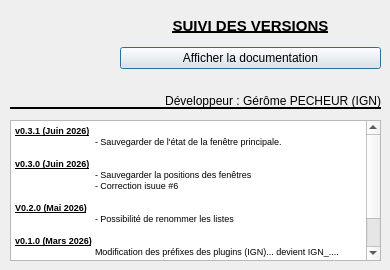
This is aproposde.ui in IGNF/assistant-liste-qgis-plugin as Qt 5 draws it before an edit. The edited form follows.
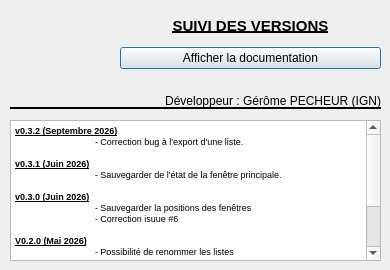
This is the edited form. Icons and pictures are not drawn.

```diff
--- a/aproposde.ui
+++ b/aproposde.ui
@@ -100,6 +100,9 @@
 &lt;html&gt;&lt;head&gt;&lt;meta name=&quot;qrichtext&quot; content=&quot;1&quot; /&gt;&lt;style type=&quot;text/css&quot;&gt;
 p, li { white-space: pre-wrap; }
 &lt;/style&gt;&lt;/head&gt;&lt;body style=&quot; font-family:'MS Shell Dlg 2'; font-size:8.25pt; font-weight:400; font-style:normal;&quot;&gt;
+&lt;p style=&quot; margin-top:0px; margin-bottom:0px; margin-left:0px; margin-right:0px; -qt-block-indent:0; text-indent:0px;&quot;&gt;&lt;span style=&quot; font-size:7pt; font-weight:600; text-decoration: underline;&quot;&gt;v0.3.2 (Septembre 2026)&lt;/span&gt;&lt;/p&gt;
+&lt;p style=&quot; margin-top:0px; margin-bottom:0px; margin-left:0px; margin-right:0px; -qt-block-indent:0; text-indent:0px;&quot;&gt;&lt;span style=&quot; font-size:7pt;&quot;&gt;	- Correction bug à l'export d'une liste.&lt;/span&gt;&lt;/p&gt;
+&lt;p style=&quot;-qt-paragraph-type:empty; margin-top:0px; margin-bottom:0px; margin-left:0px; margin-right:0px; -qt-block-indent:0; text-indent:0px; font-size:7pt;&quot;&gt;&lt;br /&gt;&lt;/p&gt;
 &lt;p style=&quot; margin-top:0px; margin-bottom:0px; margin-left:0px; margin-right:0px; -qt-block-indent:0; text-indent:0px;&quot;&gt;&lt;span style=&quot; font-size:7pt; font-weight:600; text-decoration: underline;&quot;&gt;v0.3.1 (Juin 2026)&lt;/span&gt;&lt;/p&gt;
 &lt;p style=&quot; margin-top:0px; margin-bottom:0px; margin-left:0px; margin-right:0px; -qt-block-indent:0; text-indent:0px;&quot;&gt;&lt;span style=&quot; font-size:7pt;&quot;&gt;	- Sauvegarder de l'état de la fenêtre principale.&lt;/span&gt;&lt;/p&gt;
 &lt;p style=&quot;-qt-paragraph-type:empty; margin-top:0px; margin-bottom:0px; margin-left:0px; margin-right:0px; -qt-block-indent:0; text-indent:0px; font-size:7pt;&quot;&gt;&lt;br /&gt;&lt;/p&gt;
```
